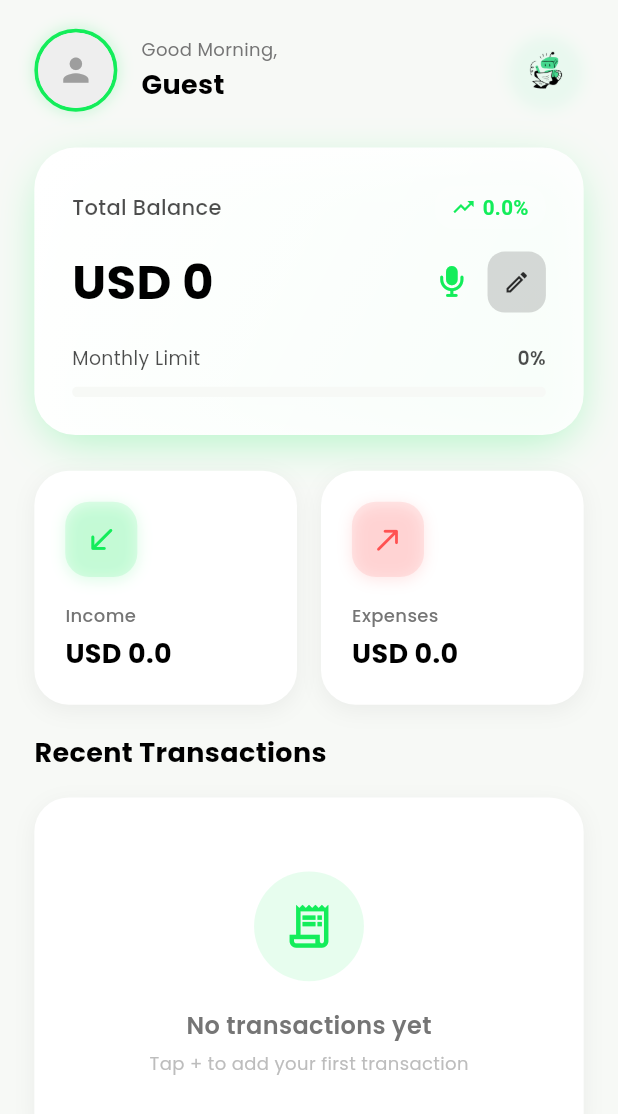
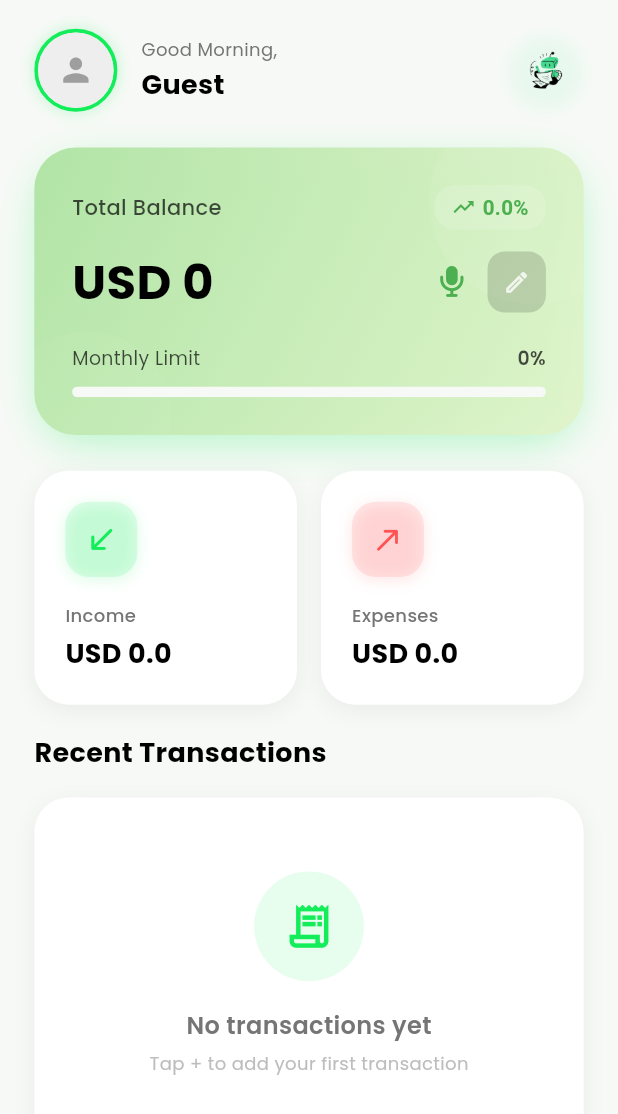
Before and after one commit to Ahmed4r/flosy, a Flutter app: the HomeScreen screen opened directly, on a phone screen of 412 x 824 dp. Shown: the top 1114 px of the screen. Run offline on Flutter 3.47's test engine with Material 3 defaults, Android fonts, the phone set to English and light mode, and no system bars; our stand-ins replace animate_do, bloc, cloud_firestore, connectivity_plus, device_info_plus, easy_localization and 18 more; missing offline and left inert: flutter_sound, tflite_flutter; accounts and stored records are empty.

```diff
--- a/lib/features/auth/screens/cubit/auth_cubit_cubit.dart
+++ b/lib/features/auth/screens/cubit/auth_cubit_cubit.dart
@@ -30,6 +30,7 @@ class AuthCubit extends Cubit<AuthCubitState> {
       emit(AuthError('An unexpected error occurred: ${e.toString()}'));
     }
   }
+
 
   Future<void> register(String email, String password) async {
     emit(AuthLoading());
--- a/lib/features/home/presentation/cubit/home_cubit.dart
+++ b/lib/features/home/presentation/cubit/home_cubit.dart
@@ -8,7 +8,6 @@ import 'package:easy_localization/easy_localization.dart';
 import 'package:firebase_auth/firebase_auth.dart';
 import 'package:flosy/features/home/data/model/transaction_model.dart';
 import 'package:flosy/features/home/presentation/services/db.dart';
-import 'package:flosy/features/settings/cubit/settings_state.dart';
 import 'package:flutter/material.dart';
 import 'package:flutter_bloc/flutter_bloc.dart';
 import 'package:shared_preferences/shared_preferences.dart';
@@ -375,10 +374,15 @@ class HomeCubit extends Cubit<HomeState> {
 
   double get netChange => totalIncome - totalExpenses;
 
+  double get spentRatio {
+    final availableFunds =
+        totalExpenses + totalBalance.clamp(0.0, double.infinity);
+    if (availableFunds <= 0) return 0;
+    return (totalExpenses / availableFunds).clamp(0.0, 1.0);
+  }
+
   double get percentChange {
-    final startingBalance = totalBalance + totalExpenses - totalIncome;
-    if (startingBalance <= 0) return 0;
-    return ((totalExpenses / startingBalance) * 100).clamp(0, 999);
+    return spentRatio * 100;
   }
 
   double get monthlyExpenses {
--- a/lib/features/home/presentation/screens/home_screen.dart
+++ b/lib/features/home/presentation/screens/home_screen.dart
@@ -1,5 +1,4 @@
 import 'dart:developer';
-
 import 'package:easy_localization/easy_localization.dart';
 import 'package:flosy/core/theme/app_theme.dart';
 import 'package:flosy/core/utils/app_colors.dart';
@@ -7,7 +6,6 @@ import 'package:flosy/core/utils/app_text.dart';
 import 'package:flosy/features/home/data/model/transaction_model.dart';
 import 'package:flosy/features/home/presentation/cubit/home_cubit.dart';
 import 'package:flosy/features/home/presentation/screens/add_transaction_screen.dart';
-import 'package:flosy/features/home/presentation/screens/recording_screen.dart';
 import 'package:flosy/features/home/presentation/widgets/build_amount_card.dart';
 import 'package:flosy/features/home/presentation/widgets/build_header.dart';
 import 'package:flosy/features/home/presentation/widgets/build_tracks.dart';
@@ -16,9 +14,7 @@ import 'package:flutter/material.dart';
 import 'package:flutter_bloc/flutter_bloc.dart';
 import 'package:flutter_screenutil/flutter_screenutil.dart';
 import 'package:flosy/features/home/presentation/services/db.dart';
-import 'package:font_awesome_flutter/font_awesome_flutter.dart';
 import 'package:shared_preferences/shared_preferences.dart';
-
 import '../../../settings/cubit/settings_state.dart';
 
 enum TransactionColors {
@@ -57,7 +53,6 @@ class HomeScreenState extends State<HomeScreen> {
   @override
   Widget build(BuildContext context) {
     bool isDarkMode = AppTheme.isDarkMode(context);
-    bool isArabic = context.read<HomeCubit>().isArabicLocale(context);
 
     return BlocBuilder<HomeCubit, HomeState>(
       builder: (context, state) {
@@ -90,9 +85,8 @@ class HomeScreenState extends State<HomeScreen> {
                       _buildPercentageChip,
                       context.read<HomeCubit>().totalBalance,
                       _showEditBalanceDialog,
-                      context.read<HomeCubit>().percentChange / 100,
+                      context.read<HomeCubit>().spentRatio,
                       isDarkMode,
-                      isArabic,
                     ),
                     SizedBox(height: 20.h),
                     buildTracks(
@@ -118,7 +112,10 @@ class HomeScreenState extends State<HomeScreen> {
   Widget _buildPercentageChip() {
     final pct = context.read<HomeCubit>().percentChange;
     final isPositive = context.read<HomeCubit>().netChange >= 0;
-    final color = isPositive ? AppColors.greenColor : Colors.redAccent;
+    bool isDarkMode = AppTheme.isDarkMode(context);
+    final color = isPositive
+        ? (isDarkMode ? AppColors.greenColor : Colors.green)
+        : Colors.redAccent;
 
     return Container(
       padding: EdgeInsets.symmetric(horizontal: 10.w, vertical: 4.h),
@@ -287,6 +284,15 @@ class HomeScreenState extends State<HomeScreen> {
                   decoration: BoxDecoration(
                     color: isDarkMode ? Colors.grey[800] : Colors.grey[100],
                     borderRadius: BorderRadius.circular(10.r),
+                    boxShadow: [
+                      BoxShadow(
+                        color: Colors.black.withOpacity(
+                          isDarkMode ? 0.3 : 0.05,
+                        ),
+                        blurRadius: 6.r,
+                        offset: const Offset(0, 2),
+                      ),
+                    ],
                   ),
                   child: Text(
                     context.read<HomeCubit>().showAllTransactions
--- a/lib/features/home/presentation/widgets/build_amount_card.dart
+++ b/lib/features/home/presentation/widgets/build_amount_card.dart
@@ -8,7 +8,6 @@ import 'package:flutter/material.dart';
 import 'package:flutter_bloc/flutter_bloc.dart';
 import 'package:flutter_screenutil/flutter_screenutil.dart';
 import 'package:font_awesome_flutter/font_awesome_flutter.dart';
-import 'package:shared_preferences/shared_preferences.dart';
 
 import '../../../settings/cubit/settings_state.dart';
 import '../cubit/home_cubit.dart';
@@ -20,7 +19,6 @@ Widget buildAmountCard(
   VoidCallback onEditBalance,
   double spentRatio,
   bool isDarkMode,
-  bool isArabic,
 ) {
   return Container(
     width: double.infinity,
@@ -35,7 +33,10 @@ Widget buildAmountCard(
                 const Color(0xFF0D1F1A),
                 const Color(0xFF162A22),
               ]
-            : [Colors.white, Colors.white.withOpacity(0.9)],
+            : [
+                const Color.fromARGB(255, 177, 228, 166),
+                const Color.fromARGB(255, 226, 244, 202).withOpacity(0.9),
+              ],
       ),
       boxShadow: [
         BoxShadow(
@@ -147,7 +148,7 @@ Widget buildAmountCard(
                       child: FaIcon(
                         FontAwesomeIcons.microphone,
                         size: 18.sp,
-                        color: AppColors.greenColor,
+                        color: isDarkMode ? AppColors.greenColor : Colors.green,
                       ),
                     ),
                     SizedBox(width: 14.w),
@@ -164,9 +165,7 @@ Widget buildAmountCard(
                         ),
                         child: Icon(
                           Icons.edit_outlined,
-                          color: isDarkMode
-                              ? Colors.white.withOpacity(0.8)
-                              : Colors.black.withOpacity(0.8),
+                          color: Colors.white.withOpacity(0.8),
                           size: 16.sp,
                         ),
                       ),
@@ -207,9 +206,7 @@ Widget buildAmountCard(
                     ClipRRect(
                       borderRadius: BorderRadius.circular(6.r),
                       child: LinearProgressIndicator(
-                        value: isArabic
-                            ? 1.0 - spentRatio.clamp(0.0, 1.0)
-                            : spentRatio.clamp(0.0, 1.0),
+                        value: spentRatio.clamp(0.0, 1.0),
                         minHeight: 6.h,
                         backgroundColor: AppColors.whiteColor,
                         valueColor: AlwaysStoppedAnimation<Color>(
--- a/lib/features/home/presentation/widgets/build_tracks.dart
+++ b/lib/features/home/presentation/widgets/build_tracks.dart
@@ -51,7 +51,7 @@ Widget _buildTrackCard({
   return Container(
     padding: EdgeInsets.all(18.w),
     decoration: BoxDecoration(
-      color: isDarkMode ? const Color(0xFF1A1A1A) : Colors.white,
+      color: isDarkMode ? Color(0xFF1A1A1A) : Colors.white,
       borderRadius: BorderRadius.circular(20.r),
       boxShadow: [
         BoxShadow(
--- a/lib/main.dart
+++ b/lib/main.dart
@@ -12,10 +12,6 @@ import 'package:flutter_bloc/flutter_bloc.dart';
 import 'package:flutter_dotenv/flutter_dotenv.dart';
 import 'package:flutter_screenutil/flutter_screenutil.dart';
 import 'features/settings/cubit/settings_state.dart';
-// changes to make
-// when add tx and app is offline , it didnt add it local then firebases after internet is back , so we need to add it local first then add it to firebase when internet is back
-// also we need to add a loading state when adding tx to firebase and show it in the ui
-//
 
 void main() async {
   WidgetsFlutterBinding.ensureInitialized();
--- a/pubspec.yaml
+++ b/pubspec.yaml
@@ -39,7 +39,7 @@ dependencies:
   flutter_sound: ^9.30.0
   equatable: ^2.0.8
   flutter_dotenv: ^6.0.0
-  google_sign_in: ^6.2.1
+  google_sign_in: ^7.2.0
 
 
 dev_dependencies:
```
Also changed, not shown: lib/features/auth/screens/login_screen.dart (+35 -9 lines), lib/features/auth/screens/register_screen.dart (+4 -4 lines), lib/features/auth/service/auth_service.dart (added, +70 -0 lines), lib/features/home/presentation/screens/recording_screen.dart (+11 -4 lines), lib/features/home/presentation/services/groq_service.dart (+4 -3 lines), pubspec.lock, 1 other file.
